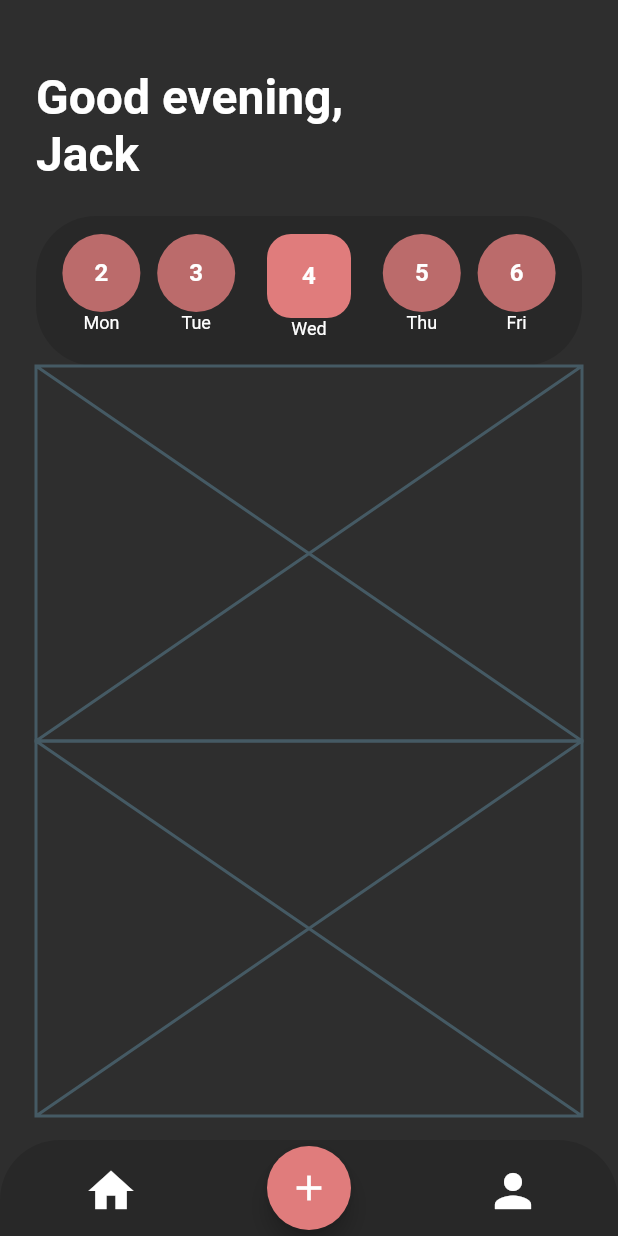
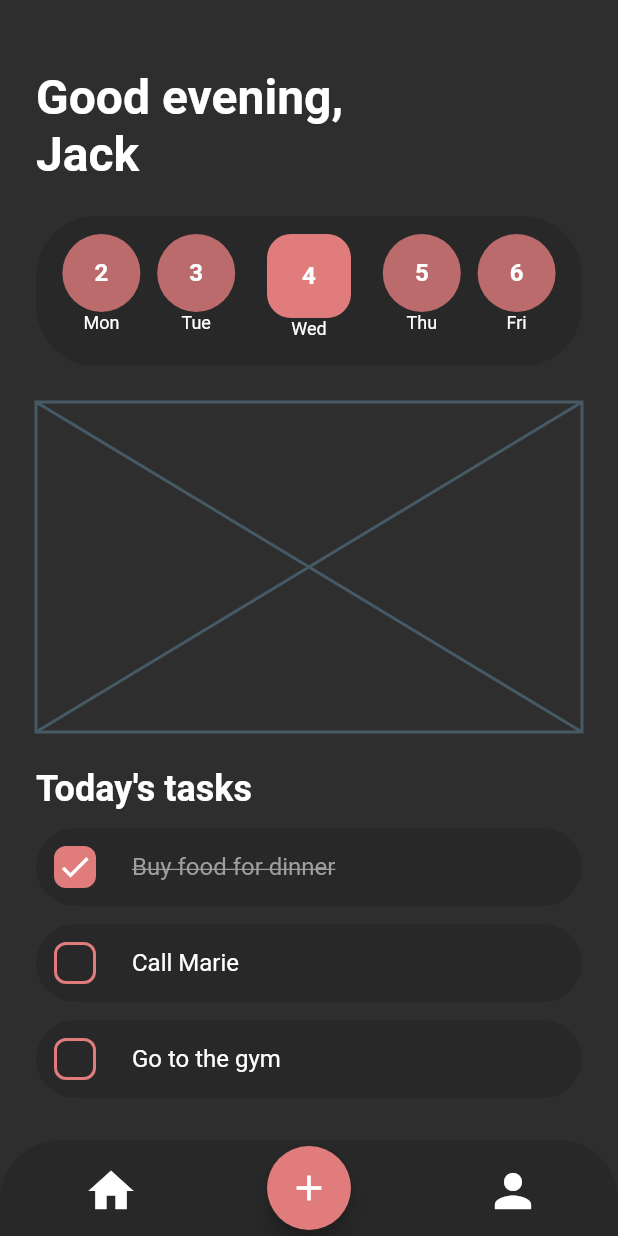
Before and after one commit to MegaJoon/flutter_nov, a Flutter app: the screen it shows after launch, on a phone screen of 412 x 824 dp. Run offline on Flutter 3.47's test engine with Material 2 defaults, Android fonts, the phone set to English and light mode, and no system bars; our stand-ins replace badges, cloud_firestore, dots_indicator, font_awesome_flutter, path_drawing; missing offline and left inert: scrollable_bottom_sheet; accounts and stored records are empty.

Commit message:
today's tasks container
today's tasks container

```diff
--- a/lib/1119/todo_app.dart
+++ b/lib/1119/todo_app.dart
@@ -234,17 +234,125 @@ class _TodoAppState extends State<TodoApp> {
 
                // your habits
                Container(
-                 height: 250.0,
+                 margin: EdgeInsets.only(top: padding),
+                 height: 220.0,
                  child: Placeholder(),
                ),
 
                 // today's tasks
                 Container(
-                  height: 250.0,
-                  child: Placeholder(),
+                  margin: EdgeInsets.only(top: padding),
+                  height: 220.0,
+                  child: Column(
+                    crossAxisAlignment: CrossAxisAlignment.start,
+                    mainAxisAlignment: MainAxisAlignment.spaceBetween,
+                    children: <Widget>[
+                      // title
+                      Text("Today's tasks",
+                      style: TextStyle(
+                        fontSize: 24.0, color: _textColor, fontWeight: FontWeight.bold),
+                      ),
+
+                      // container
+                      Container(
+                        padding: EdgeInsets.all(padding * 0.5),
+                        height: 52.0,
+                        decoration: BoxDecoration(
+                          borderRadius: BorderRadius.circular(40.0),
+                          color: _containerColor,
+                        ),
+                        child: Row(
+                          children: <Widget>[
+                            // check-icon container
+                            Container(
+                              margin: EdgeInsets.only(right: padding),
+                              height: 28.0,
+                              width: 28.0,
+                              decoration: BoxDecoration(
+                                borderRadius: BorderRadius.circular(8.0),
+                                color: habitColor[1],
+                              ),
+                              child: Center(
+                                  child: Icon(Icons.check, size: 24.0, color: _textColor),
+                              ),
+                            ),
+
+                            // text
+                            Text("Buy food for dinner",
+                            style: TextStyle(
+                              decoration: TextDecoration.lineThrough,
+                              fontSize: 16.0, color: Colors.grey, fontWeight: FontWeight.w400),
+                            ),
+                          ],
+                        ),
+                      ),
+
+                      Container(
+                        padding: EdgeInsets.all(padding * 0.5),
+                        height: 52.0,
+                        decoration: BoxDecoration(
+                          borderRadius: BorderRadius.circular(40.0),
+                          color: _containerColor,
+                        ),
+                        child: Row(
+                          children: <Widget>[
+                            // check container
+                            Container(
+                              margin: EdgeInsets.only(right: padding),
+                              height: 28.0,
+                              width: 28.0,
+                              decoration: BoxDecoration(
+                                borderRadius: BorderRadius.circular(8.0),
+                                border: Border.all(
+                                  color: habitColor[1],
+                                  width: 2.0
+                                ),
+                              ),
+                            ),
+
+                            // text
+                            Text("Call Marie",
+                              style: TextStyle(
+                                  fontSize: 16.0, color: _textColor, fontWeight: FontWeight.w400),
+                            ),
+                          ],
+                        ),
+                      ),
+
+                      Container(
+                        padding: EdgeInsets.all(padding * 0.5),
+                        height: 52.0,
+                        decoration: BoxDecoration(
+                          borderRadius: BorderRadius.circular(40.0),
+                          color: _containerColor,
+                        ),
+                        child: Row(
+                          children: <Widget>[
+                            // check container
+                            Container(
+                              margin: EdgeInsets.only(right: padding),
+                              height: 28.0,
+                              width: 28.0,
+                              decoration: BoxDecoration(
+                                borderRadius: BorderRadius.circular(8.0),
+                                border: Border.all(
+                                    color: habitColor[1],
+                                    width: 2.0
+                                ),
+                              ),
+                            ),
+
+                            // text
+                            Text("Go to the gym",
+                              style: TextStyle(
+                                  fontSize: 16.0, color: _textColor, fontWeight: FontWeight.w400),
+                            ),
+                          ],
+                        ),
+                      ),
+                    ],
+                  ),
                 ),
-
-
               ],
             ),
           ),
```
